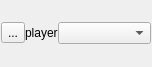
alecs1/home, file qt/qtgo/qtgo/PlayerWidget.ui: the form before one commit.
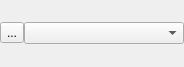
The form after the commit.

What changed in the file:
```diff
--- a/qt/qtgo/qtgo/PlayerWidget.ui
+++ b/qt/qtgo/qtgo/PlayerWidget.ui
@@ -6,7 +6,7 @@
    <rect>
     <x>0</x>
     <y>0</y>
-    <width>152</width>
+    <width>184</width>
     <height>67</height>
    </rect>
   </property>
@@ -24,13 +24,13 @@
     <number>1</number>
    </property>
    <property name="leftMargin">
-    <number>1</number>
+    <number>0</number>
    </property>
    <property name="topMargin">
     <number>1</number>
    </property>
    <property name="rightMargin">
-    <number>1</number>
+    <number>0</number>
    </property>
    <property name="bottomMargin">
     <number>1</number>
@@ -53,19 +53,6 @@
        </property>
       </widget>
      </item>
-     <item>
-      <widget class="QLabel" name="playerLabel">
-       <property name="sizePolicy">
-        <sizepolicy hsizetype="Minimum" vsizetype="Fixed">
-         <horstretch>0</horstretch>
-         <verstretch>0</verstretch>
-        </sizepolicy>
-       </property>
-       <property name="text">
-        <string>player</string>
-       </property>
-      </widget>
-     </item>
      <item>
       <widget class="QComboBox" name="playerComboBox">
        <property name="sizePolicy">
@@ -78,7 +65,10 @@
         <number>-1</number>
        </property>
        <property name="sizeAdjustPolicy">
-        <enum>QComboBox::AdjustToContents</enum>
+        <enum>QComboBox::AdjustToContentsOnFirstShow</enum>
+       </property>
+       <property name="frame">
+        <bool>true</bool>
        </property>
       </widget>
      </item>
```
